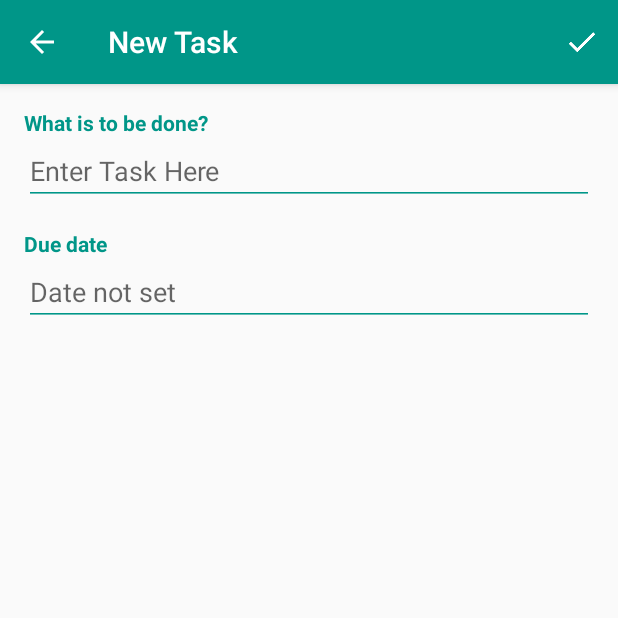
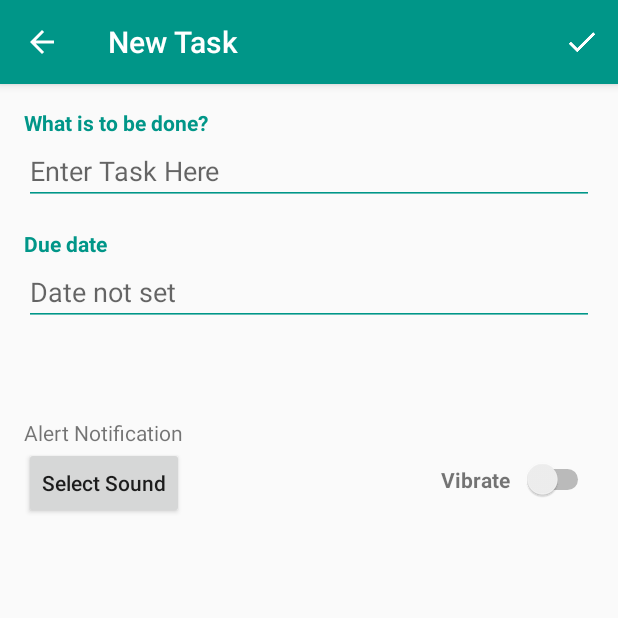
Before and after one commit to Sulaiman90/TodoList, an Android app: the screen it shows after launch (NewTask), after a tap on an icon or button, on a phone screen of 412 x 824 dp, the top half of it. Run offline under Robolectric (Android 15) with nearby library versions, the phone set to English and light mode, and no system bars; our stand-ins replace ButterKnife.

Commit message:
Added sound in notification

```diff
--- a/app/build.gradle
+++ b/app/build.gradle
@@ -34,5 +34,7 @@ dependencies {
     compile "com.android.support:design:${supportLibraryVersion}"
     compile 'com.google.firebase:firebase-appindexing:11.8.0'
     compile "com.android.support:support-vector-drawable:${supportLibraryVersion}"
+    compile 'com.jakewharton:butterknife:8.8.1'
+    annotationProcessor 'com.jakewharton:butterknife-compiler:8.8.1'
     testCompile 'junit:junit:4.12'
 }
--- a/app/src/main/java/com/ms/favtodo/utils/ReminderManager.java
+++ b/app/src/main/java/com/ms/favtodo/utils/ReminderManager.java
@@ -22,7 +22,6 @@ public class ReminderManager {
 
         TaskOperation.showDebugToast(context,"scheduleReminder");
         //Log.d(TAG,"scheduleReminder");
-
         AlarmManager mAlarmManager = (AlarmManager)context.getSystemService(Context.ALARM_SERVICE);
 
         Intent i = new Intent(context, AlarmReceiver.class);
@@ -46,7 +45,7 @@ public class ReminderManager {
         NotificationManager notificationManager = (NotificationManager)
                 context.getSystemService(Context.NOTIFICATION_SERVICE);
 
-        /*  REMINDER_NOTIFICATION_ID allows you to update or cancel the notification later on */
+        /*  NOTIFICATION_ID allows you to update or cancel the notification later on */
         notificationManager.cancel((int)notificationId);
     }
 
--- a/app/src/main/res/layout/content_new_task.xml
+++ b/app/src/main/res/layout/content_new_task.xml
@@ -105,28 +105,72 @@
             >
 
             <EditText
+                android:id="@+id/timeText"
                 android:layout_width="0dp"
                 android:layout_height="wrap_content"
+                android:layout_weight="9"
+                android:backgroundTint="@color/colorPrimary"
+                android:focusable="false"
                 android:hint="@string/new_time_hint"
-                android:backgroundTint="@color/colorPrimary"
-                android:id="@+id/timeText"
-                android:focusable="false"
                 android:inputType="time"
-                android:layout_weight="9"
                 />
 
             <ImageButton
+                android:id="@+id/clear_time"
                 android:layout_width="wrap_content"
                 android:layout_height="wrap_content"
-                android:src="@drawable/ic_clear_white_24dp"
+                android:layout_margin="8dp"
+                android:layout_weight="0"
                 android:background="@drawable/round_button"
                 android:padding="1dp"
-                android:layout_margin="8dp"
-                android:layout_weight="0"
-                android:id="@+id/clear_time"
+                android:src="@drawable/ic_clear_white_24dp"
+                />
+        </LinearLayout>
+
+        <RelativeLayout
+            android:layout_width="match_parent"
+            android:paddingTop="@dimen/activity_vertical_margin"
+            android:layout_height="wrap_content">
+
+            <TextView
+                android:layout_width="wrap_content"
+                android:layout_height="wrap_content"
+                android:text="Alert Notification"
+                android:id="@+id/alert_label"
                 />
 
-        </LinearLayout>
+            <Button
+                android:layout_width="wrap_content"
+                android:layout_height="wrap_content"
+                android:layout_below="@+id/alert_label"
+                android:id="@+id/choose_alarm_sound"
+                android:textAllCaps="false"
+                android:text="Select Sound"/>
+
+            <TextView
+                android:layout_width="wrap_content"
+                android:layout_height="wrap_content"
+                android:text="Vibrate"
+                android:textStyle="bold"
+                android:layout_marginTop="12dp"
+                android:layout_toLeftOf="@id/vibrate_switch"
+                android:layout_below="@+id/alert_label"
+                android:id="@+id/vibrate_label"
+                />
+
+            <Switch
+                android:layout_width="wrap_content"
+                android:layout_height="wrap_content"
+                android:layout_alignParentRight="true"
+                android:layout_below="@+id/alert_label"
+                android:layout_marginTop="4dp"
+                android:paddingTop="8dp"
+                android:paddingLeft="8dp"
+                android:paddingBottom="8dp"
+                android:id="@+id/vibrate_switch"/>
+
+        </RelativeLayout>
+
 
     </LinearLayout>
 
--- a/build.gradle
+++ b/build.gradle
@@ -5,7 +5,7 @@ buildscript {
         jcenter()
     }
     dependencies {
-        classpath 'com.android.tools.build:gradle:2.3.3'
+        classpath 'com.android.tools.build:gradle:3.0.1'
 
         // NOTE: Do not place your application dependencies here; they belong
         // in the individual module build.gradle files
@@ -15,6 +15,9 @@ buildscript {
 allprojects {
     repositories {
         jcenter()
+        maven {
+            url "https://maven.google.com"
+        }
     }
 }
 
```
Also changed, not shown: app/src/main/java/com/ms/favtodo/activity/NewTask.java (+33 -3 lines), app/src/main/java/com/ms/favtodo/utils/NotificationUtils.java (+15 -7 lines), gradle/wrapper/gradle-wrapper.properties, 2 other files.
